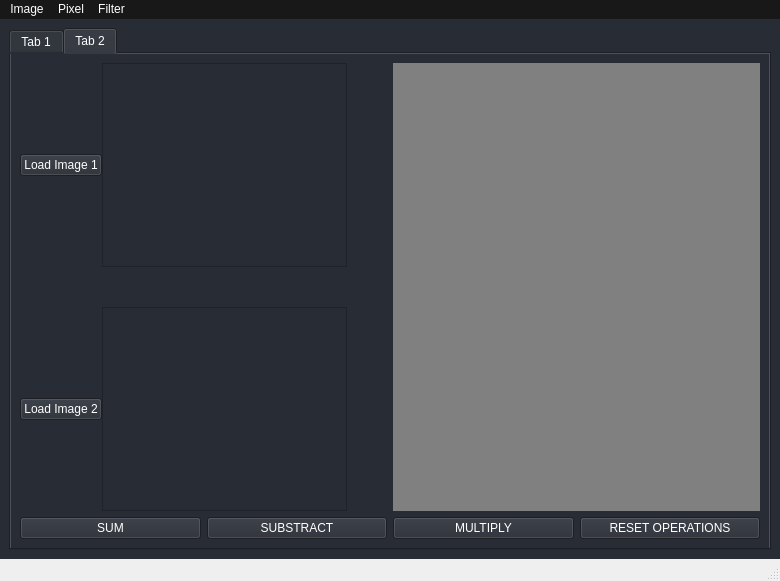
Old version of the form TP0/GUI/gui2.ui in the repository MatiMonaco/ATI_TPS.
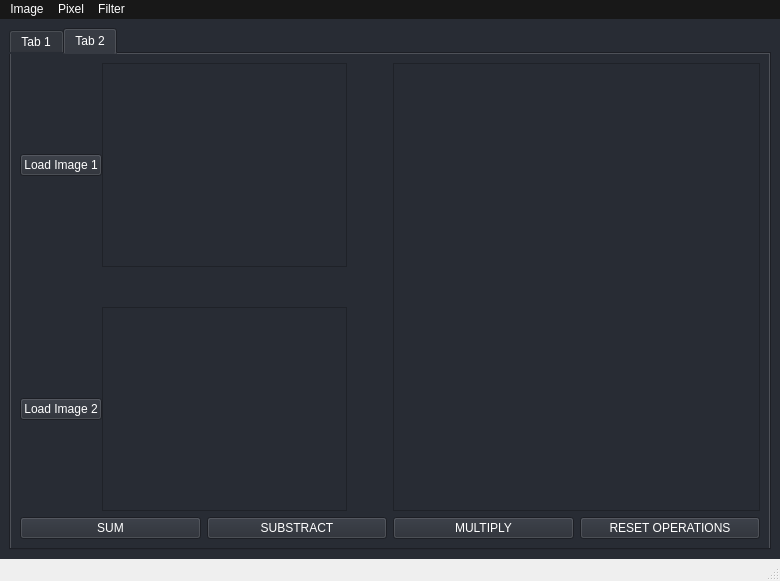
New version of the form. The open tabs and pages were chosen to show the change.

The edit to the form file:
```diff
--- a/TP0/GUI/gui2.ui
+++ b/TP0/GUI/gui2.ui
@@ -519,7 +519,7 @@
              </spacer>
             </item>
             <item row="3" column="0">
-             <widget class="QPushButton" name="btn_load_1">
+             <widget class="QPushButton" name="btn_load_2">
               <property name="styleSheet">
                <string notr="true">b</string>
               </property>
@@ -529,7 +529,7 @@
              </widget>
             </item>
             <item row="1" column="0">
-             <widget class="QPushButton" name="btn_load_2">
+             <widget class="QPushButton" name="btn_load_1">
               <property name="text">
                <string>Load Image 1</string>
               </property>
@@ -538,14 +538,30 @@
            </layout>
           </item>
           <item>
-           <widget class="QLabel" name="lbl_operations_new_img">
-            <property name="styleSheet">
-             <string notr="true">background-color: grey; 
- </string>
+           <widget class="QScrollArea" name="scroll_area_result">
+            <property name="widgetResizable">
+             <bool>true</bool>
             </property>
-            <property name="text">
-             <string/>
+            <property name="alignment">
+             <set>Qt::AlignCenter</set>
             </property>
+            <widget class="QWidget" name="scroll_area_contents_result">
+             <property name="geometry">
+              <rect>
+               <x>172</x>
+               <y>178</y>
+               <width>18</width>
+               <height>18</height>
+              </rect>
+             </property>
+             <property name="sizePolicy">
+              <sizepolicy hsizetype="Fixed" vsizetype="Fixed">
+               <horstretch>0</horstretch>
+               <verstretch>0</verstretch>
+              </sizepolicy>
+             </property>
+             <layout class="QVBoxLayout" name="verticalLayout_4"/>
+            </widget>
            </widget>
           </item>
          </layout>
```
Left out of the diff: 2 changed lines with no effect on the pictures.
